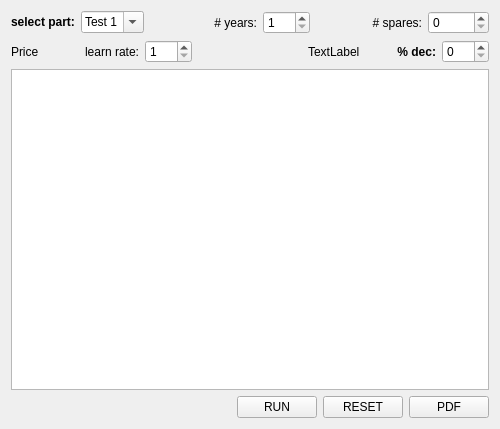
emitsuwu/work-project, file CBATool/pyQTFiles/widget.ui: the form before one commit.
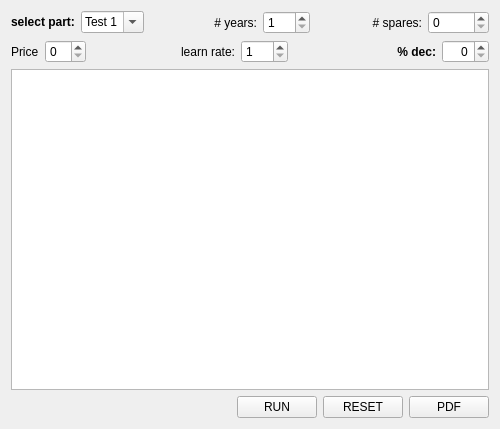
The form after the commit.

What changed in the file:
```diff
--- a/CBATool/pyQTFiles/widget.ui
+++ b/CBATool/pyQTFiles/widget.ui
@@ -134,11 +134,30 @@
     <layout class="QHBoxLayout" name="row2Info">
      <item>
       <widget class="QLabel" name="priceLabel">
+       <property name="sizePolicy">
+        <sizepolicy hsizetype="Fixed" vsizetype="Preferred">
+         <horstretch>0</horstretch>
+         <verstretch>0</verstretch>
+        </sizepolicy>
+       </property>
+       <property name="lineWidth">
+        <number>1</number>
+       </property>
        <property name="text">
         <string>Price</string>
        </property>
       </widget>
      </item>
+     <item>
+      <widget class="QSpinBox" name="spinBox">
+       <property name="sizePolicy">
+        <sizepolicy hsizetype="Fixed" vsizetype="Fixed">
+         <horstretch>0</horstretch>
+         <verstretch>0</verstretch>
+        </sizepolicy>
+       </property>
+      </widget>
+     </item>
      <item>
       <widget class="QLabel" name="learnRateLabel">
        <property name="text">
@@ -168,29 +187,6 @@
        </property>
       </widget>
      </item>
-     <item>
-      <spacer name="horizontalSpacer_2">
-       <property name="orientation">
-        <enum>Qt::Horizontal</enum>
-       </property>
-       <property name="sizeType">
-        <enum>QSizePolicy::Fixed</enum>
-       </property>
-       <property name="sizeHint" stdset="0">
-        <size>
-         <width>110</width>
-         <height>20</height>
-        </size>
-       </property>
-      </spacer>
-     </item>
-     <item>
-      <widget class="QLabel" name="label_2">
-       <property name="text">
-        <string>TextLabel</string>
-       </property>
-      </widget>
-     </item>
      <item>
       <widget class="QLabel" name="percentDecLabel">
        <property name="font">
@@ -215,6 +211,9 @@
          <verstretch>0</verstretch>
         </sizepolicy>
        </property>
+       <property name="alignment">
+        <set>Qt::AlignRight|Qt::AlignTrailing|Qt::AlignVCenter</set>
+       </property>
        <property name="maximum">
         <number>100</number>
        </property>
```
